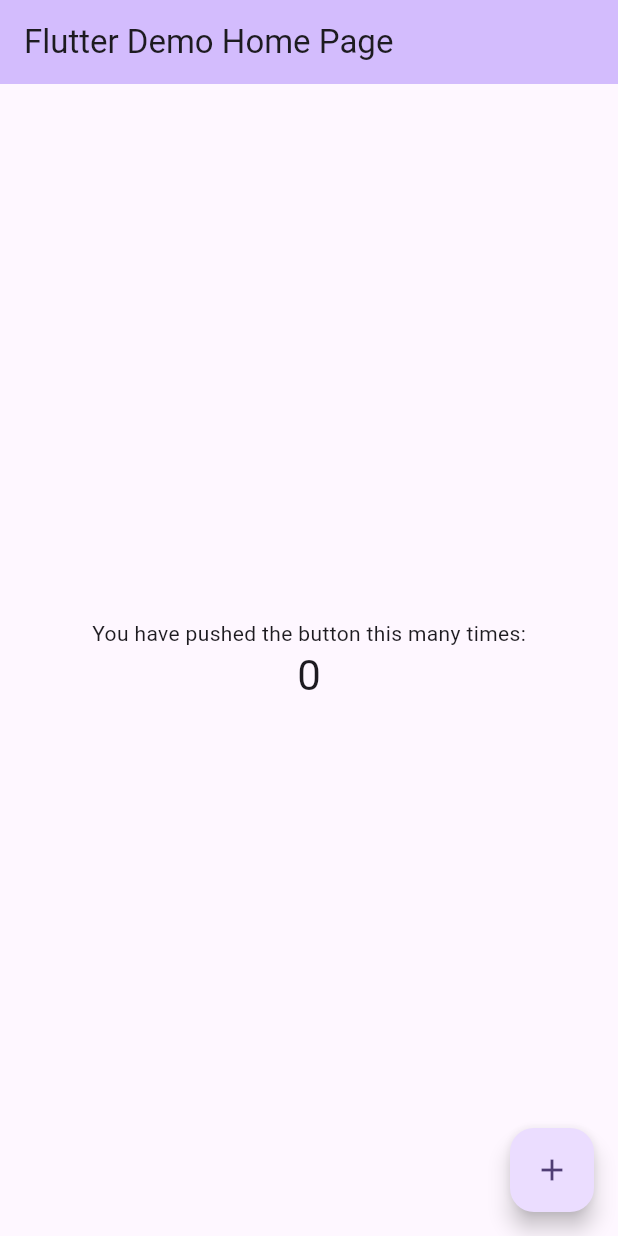
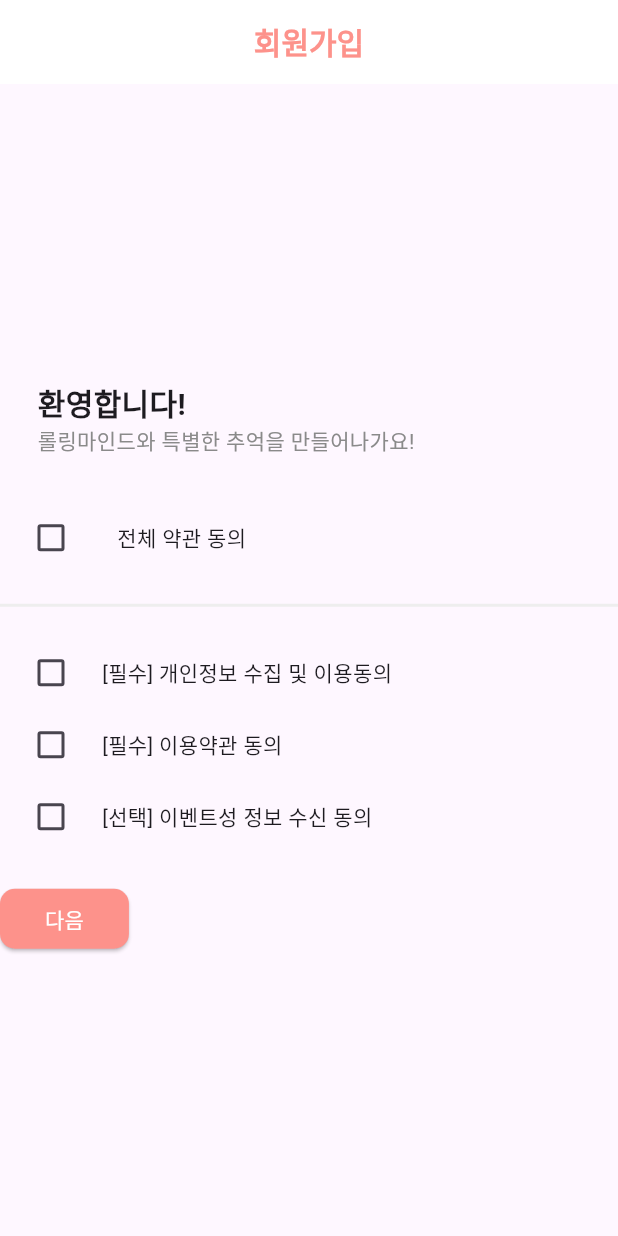
Before and after one commit to RollingMind/RollingMind-Frontend, a Flutter app: the screen it shows after launch, on a phone screen of 412 x 824 dp. Run offline on Flutter 3.47's test engine with Material 3 defaults, Android fonts, the light colour scheme and no system bars.

Commit message:
✨ 회원가입 1단계

```diff
--- a/analysis_options.yaml
+++ b/analysis_options.yaml
@@ -23,6 +23,9 @@ linter:
   rules:
     # avoid_print: false  # Uncomment to disable the `avoid_print` rule
     # prefer_single_quotes: true  # Uncomment to enable the `prefer_single_quotes` rule
+    prefer_const_literals_to_create_immutables: false
+    prefer_const_constructors: false
+    prefer_const_constructors_in_immutables: false
 
 # Additional information about this file can be found at
 # https://dart.dev/guides/language/analysis-options
--- a/lib/main.dart
+++ b/lib/main.dart
@@ -1,125 +1,74 @@
 import 'package:flutter/material.dart';
+import 'package:rollingmind_front/membership_checkbox.dart'; // MembershipCheckbox 파일이 있는 경로로 수정해야 합니다.
+import 'membership_checkbox.dart';
 
 void main() {
   runApp(const MyApp());
 }
 
 class MyApp extends StatelessWidget {
-  const MyApp({super.key});
+  const MyApp({Key? key}) : super(key: key);
 
-  // This widget is the root of your application.
   @override
   Widget build(BuildContext context) {
     return MaterialApp(
-      title: 'Flutter Demo',
       theme: ThemeData(
-        // This is the theme of your application.
-        //
-        // TRY THIS: Try running your application with "flutter run". You'll see
-        // the application has a purple toolbar. Then, without quitting the app,
-        // try changing the seedColor in the colorScheme below to Colors.green
-        // and then invoke "hot reload" (save your changes or press the "hot
-        // reload" button in a Flutter-supported IDE, or press "r" if you used
-        // the command line to start the app).
-        //
-        // Notice that the counter didn't reset back to zero; the application
-        // state is not lost during the reload. To reset the state, use hot
-        // restart instead.
-        //
-        // This works for code too, not just values: Most code changes can be
-        // tested with just a hot reload.
-        colorScheme: ColorScheme.fromSeed(seedColor: Colors.deepPurple),
-        useMaterial3: true,
+        appBarTheme: AppBarTheme(
+          titleTextStyle: TextStyle(color: Color.fromRGBO(253, 146, 139, 1)),
+        ),
       ),
-      home: const MyHomePage(title: 'Flutter Demo Home Page'),
+      home: MyHomePage(),
     );
   }
 }
 
-class MyHomePage extends StatefulWidget {
-  const MyHomePage({super.key, required this.title});
-
-  // This widget is the home page of your application. It is stateful, meaning
-  // that it has a State object (defined below) that contains fields that affect
-  // how it looks.
-
-  // This class is the configuration for the state. It holds the values (in this
-  // case the title) provided by the parent (in this case the App widget) and
-  // used by the build method of the State. Fields in a Widget subclass are
-  // always marked "final".
-
-  final String title;
-
-  @override
-  State<MyHomePage> createState() => _MyHomePageState();
-}
-
-class _MyHomePageState extends State<MyHomePage> {
-  int _counter = 0;
-
-  void _incrementCounter() {
-    setState(() {
-      // This call to setState tells the Flutter framework that something has
-      // changed in this State, which causes it to rerun the build method below
-      // so that the display can reflect the updated values. If we changed
-      // _counter without calling setState(), then the build method would not be
-      // called again, and so nothing would appear to happen.
-      _counter++;
-    });
-  }
+class MyHomePage extends StatelessWidget {
 
   @override
   Widget build(BuildContext context) {
-    // This method is rerun every time setState is called, for instance as done
-    // by the _incrementCounter method above.
-    //
-    // The Flutter framework has been optimized to make rerunning build methods
-    // fast, so that you can just rebuild anything that needs updating rather
-    // than having to individually change instances of widgets.
     return Scaffold(
       appBar: AppBar(
-        // TRY THIS: Try changing the color here to a specific color (to
-        // Colors.amber, perhaps?) and trigger a hot reload to see the AppBar
-        // change color while the other colors stay the same.
-        backgroundColor: Theme.of(context).colorScheme.inversePrimary,
-        // Here we take the value from the MyHomePage object that was created by
-        // the App.build method, and use it to set our appbar title.
-        title: Text(widget.title),
+        backgroundColor: Colors.white,
+        title: Container(
+          child: Text( '회원가입',
+          style: TextStyle(fontWeight: FontWeight.bold, fontSize: 20),
+        ),
+        ),
+        centerTitle: true,
       ),
-      body: Center(
-        // Center is a layout widget. It takes a single child and positions it
-        // in the middle of the parent.
-        child: Column(
-          // Column is also a layout widget. It takes a list of children and
-          // arranges them vertically. By default, it sizes itself to fit its
-          // children horizontally, and tries to be as tall as its parent.
-          //
-          // Column has various properties to control how it sizes itself and
-          // how it positions its children. Here we use mainAxisAlignment to
-          // center the children vertically; the main axis here is the vertical
-          // axis because Columns are vertical (the cross axis would be
-          // horizontal).
-          //
-          // TRY THIS: Invoke "debug painting" (choose the "Toggle Debug Paint"
-          // action in the IDE, or press "p" in the console), to see the
-          // wireframe for each widget.
-          mainAxisAlignment: MainAxisAlignment.center,
-          children: <Widget>[
-            const Text(
-              'You have pushed the button this many times:',
+      body: Column(
+        mainAxisAlignment: MainAxisAlignment.center,
+        crossAxisAlignment: CrossAxisAlignment.start,
+        children: [
+          Container(
+            margin: EdgeInsets.symmetric(vertical: 10.0),
+            padding: EdgeInsets.only(left: 25.0),
+            child: Column(
+              crossAxisAlignment: CrossAxisAlignment.start,
+              children: [
+                Text('환영합니다!', style: TextStyle(fontSize: 20,  fontWeight: FontWeight.bold,),),
+                Text('롤링마인드와 특별한 추억을 만들어나가요!', style: TextStyle(fontSize: 14, color: Color.fromRGBO(138, 138, 138, 1)),),
+              ],
+            )
+          ),
+          MembershipCheckbox(),
+          ElevatedButton(
+            style: ElevatedButton.styleFrom(
+              backgroundColor: Color.fromRGBO(253, 146, 139, 1),
+              alignment: Alignment.center,
+              shape: RoundedRectangleBorder(borderRadius: BorderRadius.circular(10)),
+              padding: EdgeInsets.only(left: 30.0, right: 30.0)
             ),
-            Text(
-              '$_counter',
-              style: Theme.of(context).textTheme.headlineMedium,
+            onPressed: () {
+
+            },
+            child: Text(
+              '다음',
+              style: TextStyle(color: Colors.white), // 텍스트 색상 지정
             ),
-          ],
-        ),
+          ),
+        ],
       ),
-      floatingActionButton: FloatingActionButton(
-        onPressed: _incrementCounter,
-        tooltip: 'Increment',
-        child: const Icon(Icons.add),
-      ), // This trailing comma makes auto-formatting nicer for build methods.
     );
   }
 }
--- /dev/null
+++ b/lib/membership_checkbox.dart
@@ -0,0 +1,112 @@
+import 'package:flutter/material.dart';
+
+class MembershipCheckbox extends StatefulWidget {
+  @override
+  _MembershipCheckboxState createState() => _MembershipCheckboxState();
+}
+
+class _MembershipCheckboxState extends State<MembershipCheckbox> {
+  bool chAll = false;
+  bool ch1 = false;
+  bool ch2 = false;
+  bool ch3 = false;
+
+  @override
+  Widget build(BuildContext context) {
+    return Column(
+      mainAxisAlignment: MainAxisAlignment.center,
+      children: [
+        Row(
+          children: [
+            Container(
+              margin: EdgeInsets.symmetric(vertical: 10.0),
+              padding: EdgeInsets.all(10.0),
+              child: Checkbox(
+                value: chAll,
+                activeColor: Color.fromRGBO(253, 146, 139, 1),
+                onChanged: (val) {
+                  setState(() {
+                    chAll = val!;
+                    ch1 = val;
+                    ch2 = val;
+                    ch3 = val;
+                  });
+                },
+              ),
+            ),
+            SizedBox(
+              width: 10.0,
+            ),
+            Text('전체 약관 동의'),
+          ],
+        ),
+        Container(
+          height: 2,
+          padding: EdgeInsets.all(10.0),
+          decoration: BoxDecoration(
+            color: Colors.grey[200],
+          ),
+        ),
+        Container(
+          margin: EdgeInsets.symmetric(vertical: 10.0),
+          padding: EdgeInsets.all(10.0),
+          child: Column(
+            children: [
+              Row(
+                children: [
+                  Checkbox(
+                    value: ch1,
+                    activeColor: Color.fromRGBO(253, 146, 139, 1),
+                    onChanged: (val) {
+                      setState(() {
+                        ch1 = val!;
+                      });
+                    },
+                  ),
+                  SizedBox(
+                    width: 10.0,
+                  ),
+                  Text('[필수] 개인정보 수집 및 이용동의'),
+                ],
+              ),
+              Row(
+                children: [
+                  Checkbox(
+                    value: ch2,
+                    activeColor: Color.fromRGBO(253, 146, 139, 1),
+                    onChanged: (val) {
+                      setState(() {
+                        ch2 = val!;
+                      });
+                    },
+                  ),
+                  SizedBox(
+                    width: 10.0,
+                  ),
+                  Text('[필수] 이용약관 동의'),
+                ],
+              ),
+              Row(
+                children: [
+                  Checkbox(
+                    value: ch3,
+                    activeColor: Color.fromRGBO(253, 146, 139, 1),
+                    onChanged: (val) {
+                      setState(() {
+                        ch3 = val!;
+                      });
+                    },
+                  ),
+                  SizedBox(
+                    width: 10.0,
+                  ),
+                  Text('[선택] 이벤트성 정보 수신 동의'),
+                ],
+              ),
+            ],
+          ),
+        ),
+      ],
+    );
+  }
+}
```
Also changed, not shown: pubspec.yaml (+4 -4 lines), assets/img.png (added), pubspec.lock, 1 other file.
